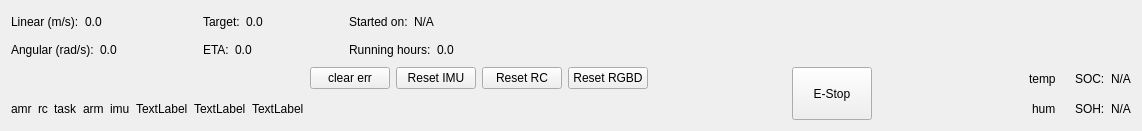
First picture: the form in ui/navi_state.ui, repository xinjuezou-whi/whi_rviz_plugins, before the edit.
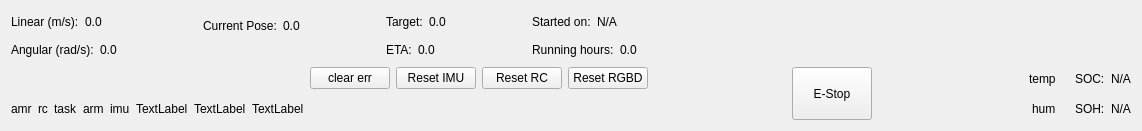
Second picture: the form after the edit. Icons and pictures are not drawn.

Diff of the .ui file:
```diff
--- a/ui/navi_state.ui
+++ b/ui/navi_state.ui
@@ -97,6 +97,71 @@
          </property>
         </spacer>
        </item>
+       <item>
+        <layout class="QVBoxLayout" name="verticalLayout_20">
+         <item>
+          <layout class="QHBoxLayout" name="horizontalLayout_15">
+           <item>
+            <widget class="QLabel" name="label_10">
+             <property name="text">
+              <string>Current Pose:</string>
+             </property>
+            </widget>
+           </item>
+           <item>
+            <widget class="QLabel" name="label_current">
+             <property name="text">
+              <string>0.0</string>
+             </property>
+            </widget>
+           </item>
+           <item>
+            <spacer name="horizontalSpacer_10">
+             <property name="orientation">
+              <enum>Qt::Horizontal</enum>
+             </property>
+             <property name="sizeHint" stdset="0">
+              <size>
+               <width>40</width>
+               <height>20</height>
+              </size>
+             </property>
+            </spacer>
+           </item>
+          </layout>
+         </item>
+         <item>
+          <layout class="QHBoxLayout" name="horizontalLayout_16">
+           <item>
+            <spacer name="horizontalSpacer_11">
+             <property name="orientation">
+              <enum>Qt::Horizontal</enum>
+             </property>
+             <property name="sizeHint" stdset="0">
+              <size>
+               <width>40</width>
+               <height>20</height>
+              </size>
+             </property>
+            </spacer>
+           </item>
+          </layout>
+         </item>
+        </layout>
+       </item>
+       <item>
+        <spacer name="horizontalSpacer_15">
+         <property name="orientation">
+          <enum>Qt::Horizontal</enum>
+         </property>
+         <property name="sizeHint" stdset="0">
+          <size>
+           <width>40</width>
+           <height>20</height>
+          </size>
+         </property>
+        </spacer>
+       </item>
        <item>
         <layout class="QVBoxLayout" name="verticalLayout_3">
          <item>
```
